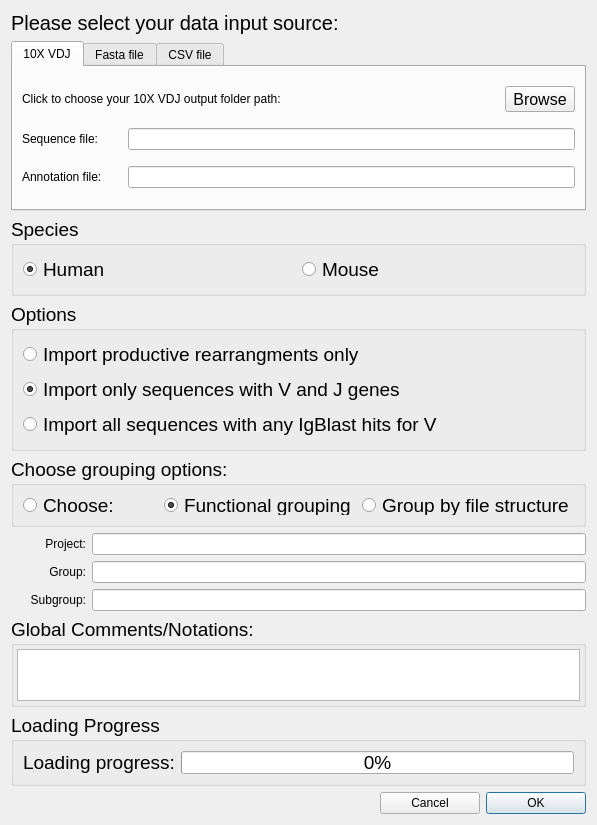
Above: import_data_dialog.ui from WilsonImmunologyLab/VGenes before the change. Below: the same form after it.
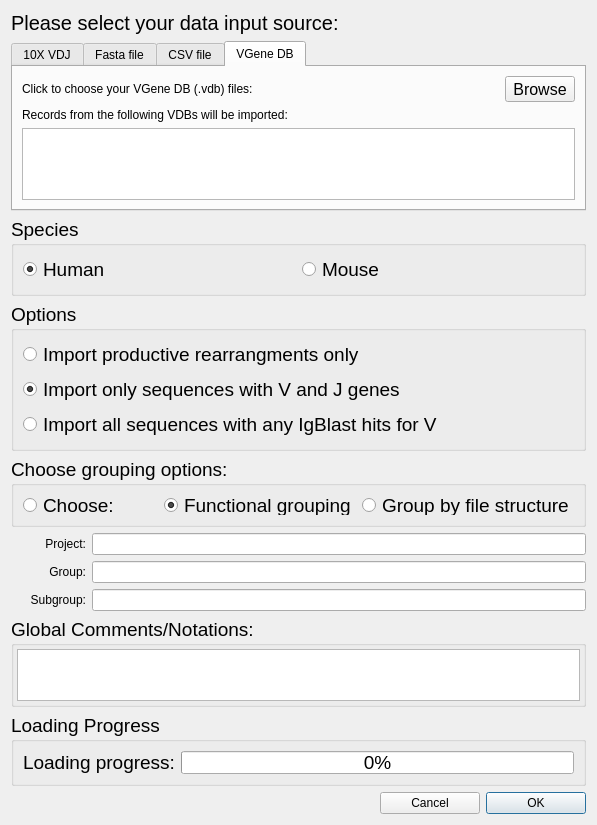
That is the form after the change. The open tabs and pages were chosen to show the change.

Commit message:
update data import UI
not finished yet.

What changed in the file:
```diff
--- a/import_data_dialog.ui
+++ b/import_data_dialog.ui
@@ -165,6 +165,42 @@
        </item>
       </layout>
      </widget>
+     <widget class="QWidget" name="tab_5">
+      <attribute name="title">
+       <string>VGene DB</string>
+      </attribute>
+      <layout class="QGridLayout" name="gridLayout_10">
+       <item row="0" column="0">
+        <widget class="QLabel" name="label_12">
+         <property name="text">
+          <string>Click to choose your VGene DB (.vdb) files:</string>
+         </property>
+        </widget>
+       </item>
+       <item row="0" column="1">
+        <widget class="QToolButton" name="browseVDB">
+         <property name="font">
+          <font>
+           <pointsize>12</pointsize>
+          </font>
+         </property>
+         <property name="text">
+          <string>Browse</string>
+         </property>
+        </widget>
+       </item>
+       <item row="1" column="0" colspan="2">
+        <widget class="QLabel" name="label_13">
+         <property name="text">
+          <string>Records from the following VDBs will be imported: </string>
+         </property>
+        </widget>
+       </item>
+       <item row="2" column="0" colspan="2">
+        <widget class="QListWidget" name="listWidgetVDB"/>
+       </item>
+      </layout>
+     </widget>
     </widget>
    </item>
    <item row="5" column="0">
```
Left out of the diff: 2 changed lines with no effect on the pictures. The commit also changes 13 other files.
